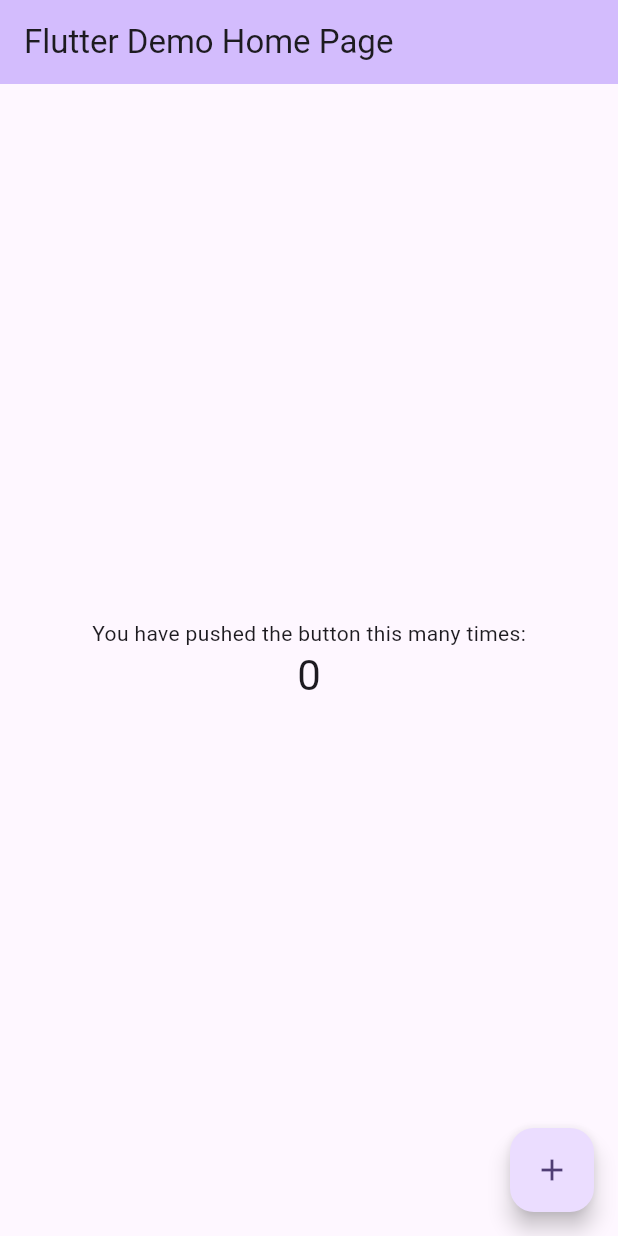
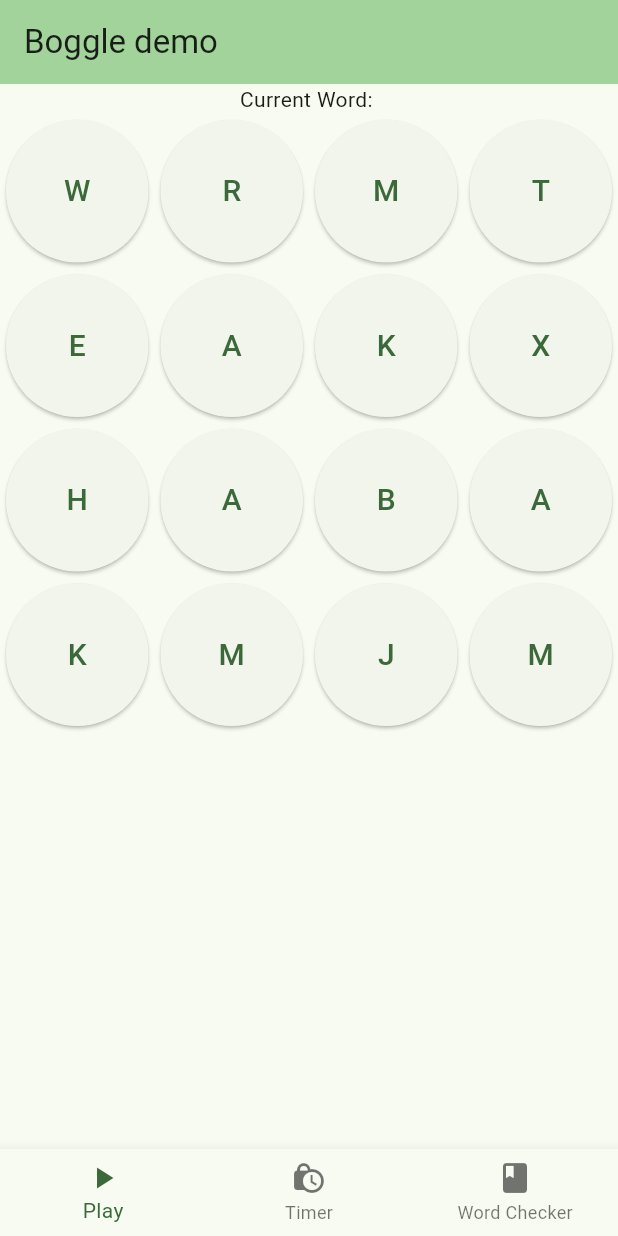
Before and after one commit to pablovicho/boggle-en-familia, a Flutter app: the screen it shows after launch, on a phone screen of 412 x 824 dp. Run offline on Flutter 3.47's test engine with Material 3 defaults, Android fonts, the phone set to English and light mode, and no system bars; our stand-ins replace shared_preferences; missing offline and left inert: myapp.

Commit message:
first board, timer, and wordchecker

```diff
--- a/lib/main.dart
+++ b/lib/main.dart
@@ -1,4 +1,7 @@
 import 'package:flutter/material.dart';
+import 'second_board.dart';
+import 'timer.dart';
+import 'wordchecker.dart';
 
 void main() {
   runApp(const MyApp());
@@ -28,25 +31,19 @@
         //
         // This works for code too, not just values: Most code changes can be
         // tested with just a hot reload.
-        colorScheme: ColorScheme.fromSeed(seedColor: Colors.deepPurple),
+        colorScheme: ColorScheme.fromSeed(seedColor: Colors.green),
         useMaterial3: true,
       ),
-      home: const MyHomePage(title: 'Flutter Demo Home Page'),
+      home: const MyHomePage(title: 'Boggle demo'),
+      routes: {
+        '/second': (context) => const BoggleBoard(board: [],),
+      },
     );
   }
 }
 
 class MyHomePage extends StatefulWidget {
   const MyHomePage({super.key, required this.title});
-
-  // This widget is the home page of your application. It is stateful, meaning
-  // that it has a State object (defined below) that contains fields that affect
-  // how it looks.
-
-  // This class is the configuration for the state. It holds the values (in this
-  // case the title) provided by the parent (in this case the App widget) and
-  // used by the build method of the State. Fields in a Widget subclass are
-  // always marked "final".
 
   final String title;
 
@@ -55,16 +52,16 @@
 }
 
 class _MyHomePageState extends State<MyHomePage> {
-  int _counter = 0;
+  int _selectedIndex = 0; // Initially, the first page is selected
+  static const List<Widget> _pages = <Widget>[
+    BoardPage(),
+    TimerPage(),
+    WordChecker(),
+  ];
 
-  void _incrementCounter() {
+  void _onItemTapped(int index) {
     setState(() {
-      // This call to setState tells the Flutter framework that something has
-      // changed in this State, which causes it to rerun the build method below
-      // so that the display can reflect the updated values. If we changed
-      // _counter without calling setState(), then the build method would not be
-      // called again, and so nothing would appear to happen.
-      _counter++;
+      _selectedIndex = index;
     });
   }
 
@@ -89,37 +86,27 @@
       body: Center(
         // Center is a layout widget. It takes a single child and positions it
         // in the middle of the parent.
-        child: Column(
-          // Column is also a layout widget. It takes a list of children and
-          // arranges them vertically. By default, it sizes itself to fit its
-          // children horizontally, and tries to be as tall as its parent.
-          //
-          // Column has various properties to control how it sizes itself and
-          // how it positions its children. Here we use mainAxisAlignment to
-          // center the children vertically; the main axis here is the vertical
-          // axis because Columns are vertical (the cross axis would be
-          // horizontal).
-          //
-          // TRY THIS: Invoke "debug painting" (choose the "Toggle Debug Paint"
-          // action in the IDE, or press "p" in the console), to see the
-          // wireframe for each widget.
-          mainAxisAlignment: MainAxisAlignment.center,
-          children: <Widget>[
-            const Text(
-              'You have pushed the button this many times:',
-            ),
-            Text(
-              '$_counter',
-              style: Theme.of(context).textTheme.headlineMedium,
-            ),
-          ],
-        ),
+        child: _pages.elementAt(_selectedIndex), // Display the selected page
       ),
-      floatingActionButton: FloatingActionButton(
-        onPressed: _incrementCounter,
-        tooltip: 'Increment',
-        child: const Icon(Icons.add),
-      ), // This trailing comma makes auto-formatting nicer for build methods.
+      bottomNavigationBar: BottomNavigationBar(
+        items: const <BottomNavigationBarItem>[
+          BottomNavigationBarItem(
+            icon: Icon(Icons.play_arrow),
+            label: 'Play',
+          ),
+          BottomNavigationBarItem(
+            icon: Icon(Icons.lock_clock),
+            label: 'Timer',
+          ),
+          BottomNavigationBarItem(
+            icon: Icon(Icons.book),
+            label: 'Word Checker',
+          ),
+        ],
+        currentIndex: _selectedIndex,
+        onTap: _onItemTapped,
+      ),
+      // This trailing comma makes auto-formatting nicer for build methods.
     );
   }
 }
--- /dev/null
+++ b/lib/second_board.dart
@@ -0,0 +1,123 @@
+import 'package:flutter/material.dart';
+import 'dart:math';
+
+List<List<String>> generateRandomBoard() {
+  final random = Random();
+  const letters = 'ABCDEFGHIJKLMNOPQRSTUVWXYZ';
+  List<List<String>> board = [];
+
+  for (int i = 0; i < 4; i++) {
+    List<String> row = [];
+    for (int j = 0; j < 4; j++) {
+      row.add(letters[random.nextInt(letters.length)]);
+    }
+    board.add(row);
+  }
+
+  return board;
+}
+
+class BoggleBoard extends StatelessWidget {
+  final List<List<String>> board;
+
+  const BoggleBoard({super.key, required this.board});
+
+  @override
+  Widget build(BuildContext context) {
+    return GridView.builder(
+      gridDelegate: const SliverGridDelegateWithFixedCrossAxisCount(
+        crossAxisCount: 4,
+      ),
+      itemCount: 16, // 4x4 grid
+      itemBuilder: (context, index) {
+        final row = index ~/ 4;
+        final col = index % 4;
+        return Center(
+          child: Container(
+            decoration: BoxDecoration(
+              border: Border.all(),
+            ),
+            padding: const EdgeInsets.all(16.0),
+            child: Text(
+              board[row][col],
+              style: const TextStyle(fontSize: 24),
+            ),
+          ),
+        );
+      },
+    );
+  }
+}
+
+class BoardPage extends StatefulWidget {
+  const BoardPage({super.key});
+
+  @override
+  State<BoardPage> createState() => _BoardPageState();
+}
+
+class _BoardPageState extends State<BoardPage> {
+  String currentWord = '';
+  List<List<bool>> buttonPressed = List.generate(
+    4,
+    (_) => List.generate(4, (_) => false),
+  );
+  List<String> words = [];
+  late List<List<String>> board;
+
+  void handleButtonPress(int index) {
+    setState(() {
+      final row = index ~/ 4;
+      final col = index % 4;
+
+      buttonPressed[row][col] = !buttonPressed[row][col]; // Toggle button state
+
+      if (buttonPressed[row][col]) {
+        currentWord += board[row][col];
+      } else {
+        // Remove the letter (consider edge cases here)
+        currentWord = currentWord.substring(0, currentWord.length - 1);
+      }
+    });
+  }
+
+  @override
+  void initState() {
+    super.initState();
+    board = generateRandomBoard();
+  }
+
+  @override
+  Widget build(BuildContext context) {
+    return Column(
+      children: [
+        Text('Current Word: $currentWord'), // Display the formed word
+        GridView.builder(
+          gridDelegate: const SliverGridDelegateWithFixedCrossAxisCount(
+            crossAxisCount: 4,
+          ),
+          itemCount: 16,
+          shrinkWrap: true, // Prevent GridView from taking up full height
+          physics: const NeverScrollableScrollPhysics(), // Disable scrolling
+          itemBuilder: (context, index) {
+            final row = index ~/ 4;
+            final col = index % 4;
+            return Padding(
+              padding: const EdgeInsets.all(4.0),
+              child: ElevatedButton(
+                onPressed: () => handleButtonPress(index),
+                style: ElevatedButton.styleFrom(
+                  backgroundColor: buttonPressed[row][col] ? Colors.blue : null,
+                ),
+                child: Text(
+                  board[row][col],
+                  style: const TextStyle(fontSize: 20),
+                ),
+              ),
+            );
+          },
+        ),
+      ],
+    );
+  }
+}
```
Also changed, not shown: lib/timer.dart (added, +77 -0 lines), lib/wordchecker.dart (added, +89 -0 lines).
